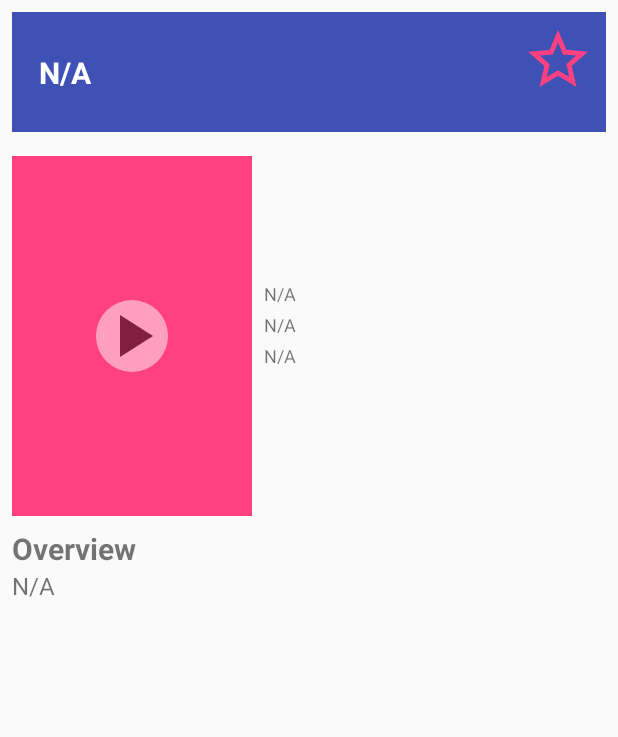
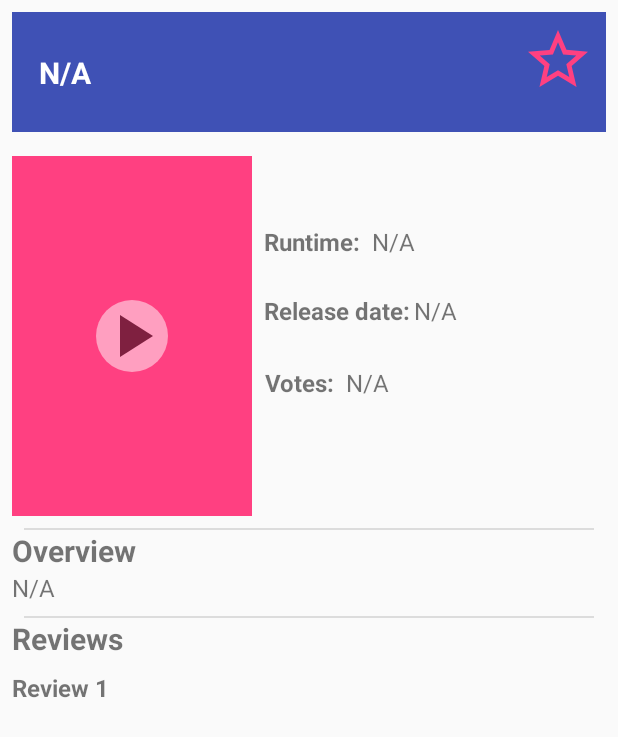
Before and after one commit to BIGxRED/PopularMovies_Stage2, an Android app: the layout activity_movie_details.xml on its own in the app's theme, with its tools: preview values and no code run, on a phone screen of 412 x 824 dp. Shown: the top 737 px of the screen. Run offline under Robolectric (Android 15) with nearby library versions, the phone set to English and light mode, and no system bars.

Commit message:
Trailers have been completely implemented; just started working on reviews

```diff
--- a/app/src/main/java/com/example/android/popularmovies_stage2/activities/MovieDetails.java
+++ b/app/src/main/java/com/example/android/popularmovies_stage2/activities/MovieDetails.java
@@ -60,6 +60,7 @@ public class MovieDetails extends AppCompatActivity implements LoaderManager.Loa
     CheckBox mFavorite;
     TextView mMovieRuntime;
     ImageView mPlayButton;
+    TextView mReview1;
 
     ArrayList<Movie> mMoviesList;   //Reference to movies list provided by MovieSelection
     ViewPager mViewPager;
@@ -73,7 +74,11 @@ public class MovieDetails extends AppCompatActivity implements LoaderManager.Loa
             MovieContract.MovieTable.COLUMN_VOTE_AVERAGE,
             MovieContract.MovieTable.COLUMN_POSTER_PATH,
             MovieContract.MovieTable.COLUMN_RUNTIME,
-            MovieContract.MovieTable.COLUMN_FAVORITE
+            MovieContract.MovieTable.COLUMN_FAVORITE,
+            MovieContract.MovieTable.COLUMN_FIRST_REVIEW_LINK,
+            MovieContract.MovieTable.COLUMN_FIRST_REVIEW_CONTENT,
+            MovieContract.MovieTable.COLUMN_SECOND_REVIEW_LINK,
+            MovieContract.MovieTable.COLUMN_SECOND_REVIEW_CONTENT
     };
 
     public static final int INDEX_TITLE = 0;
@@ -85,6 +90,10 @@ public class MovieDetails extends AppCompatActivity implements LoaderManager.Loa
     public static final int INDEX_POSTER_PATH = 6;
     public static final int INDEX_RUNTIME = 7;
     public static final int INDEX_FAVORITE = 8;
+    public static final int INDEX_FIRST_REVIEW_LINK = 9;
+    public static final int INDEX_FIRST_REVIEW_CONTENT = 10;
+    public static final int INDEX_SECOND_REVIEW_LINK = 11;
+    public static final int INDEX_SECOND_REVIEW_CONTENT = 12;
 
     private static final int DETAIL_LOADER_ID = 0;
 
@@ -107,6 +116,7 @@ public class MovieDetails extends AppCompatActivity implements LoaderManager.Loa
         mMovieVoteResults = (TextView) findViewById(R.id.tv_movie_vote_results);
         mFavorite = (CheckBox) findViewById(R.id.cb_favorite_star);
         mMovieRuntime = (TextView) findViewById(R.id.tv_movie_runtime);
+        mReview1 = (TextView) findViewById(R.id.tv_review_1);
         mPlayButton = (ImageView) findViewById(R.id.iv_play_button);
         mPlayButton.setOnClickListener(new View.OnClickListener() {
 
@@ -278,6 +288,12 @@ public class MovieDetails extends AppCompatActivity implements LoaderManager.Loa
         String posterPath = data.getString(INDEX_POSTER_PATH);
         boolean favorite = data.getInt(INDEX_FAVORITE) > 0;
         int runtime = data.getInt(INDEX_RUNTIME);
+        String firstReviewLink = data.getString(INDEX_FIRST_REVIEW_LINK);
+        String firstReviewContent = data.getString(INDEX_FIRST_REVIEW_CONTENT);
+
+        //TODO; Make sure to check if these are null at some point and hide the views if necessary
+        String secondReviewLink = data.getString(INDEX_SECOND_REVIEW_LINK);
+        String secondReviewContent = data.getString(INDEX_SECOND_REVIEW_CONTENT);
 
         Picasso.with(getApplicationContext())
                 .load("https://image.tmdb.org/t/p/w185/" + posterPath)
@@ -303,10 +319,11 @@ public class MovieDetails extends AppCompatActivity implements LoaderManager.Loa
             pe.printStackTrace();
             Log.e(TAG, "Location where the error occurred: " + pe.getErrorOffset());
         }
-        mMovieReleaseDate.setText("Release date: " + formattedDate);
+        mMovieReleaseDate.setText(formattedDate);
         mFavorite.setChecked(favorite);
 
-        mMovieRuntime.setText("Runtime: " + runtime + "m");
+        mMovieRuntime.setText(runtime + "m");
+        mReview1.setText(firstReviewContent);
     }
 
     @Override
--- a/app/src/main/java/com/example/android/popularmovies_stage2/fragments/MovieTrailersDialogFragment.java
+++ b/app/src/main/java/com/example/android/popularmovies_stage2/fragments/MovieTrailersDialogFragment.java
@@ -117,25 +117,20 @@ public class MovieTrailersDialogFragment extends DialogFragment implements Loade
 
         String firstTrailerTitle = data.getString(INDEX_FIRST_TRAILER_TITLE);
         String secondTrailerTitle = data.getString(INDEX_SECOND_TRAILER_TITLE);
+
         final String firstTrailerKey = data.getString(INDEX_FIRST_TRAILER_KEY);
+        final String secondTrailerKey = data.getString(INDEX_SECOND_TRAILER_KEY);
 
-        //TODO: If this value is null, make sure to disable the second trailer view
-        String secondTrailerKey = data.getString(INDEX_SECOND_TRAILER_KEY);
+        if (firstTrailerTitle == null && firstTrailerKey == null){
+            mTrailer1.setVisibility(View.GONE);
+        }
 
+        else{
             Picasso.with(getContext())
                     .load("https://img.youtube.com/vi/" + firstTrailerKey + "/default.jpg")
                     .into(mTrailer1Thumbnail);
 
-        Log.i(TAG, "First thumbnail URL: " + "https://img.youtube.com/vi/" + firstTrailerKey + "/default.jpg");
-
-        Picasso.with(getContext())
-                .load("https://img.youtube.com/vi/" + secondTrailerKey + "/default.jpg")
-                .into(mTrailer2Thumbnail);
-
-        Log.i(TAG, "Second thumbnail URL: " + "https://img.youtube.com/vi/" + secondTrailerKey + "/default.jpg");
-
             mTrailer1Title.setText(firstTrailerTitle);
-        mTrailer2Title.setText(secondTrailerTitle);
 
             mTrailer1.setOnClickListener(new View.OnClickListener(){
                 @Override
@@ -153,6 +148,34 @@ public class MovieTrailersDialogFragment extends DialogFragment implements Loade
             });
         }
 
+        if (secondTrailerTitle == null && secondTrailerKey == null){
+            mTrailer2.setVisibility(View.GONE);
+        }
+
+        else{
+            Picasso.with(getContext())
+                    .load("https://img.youtube.com/vi/" + secondTrailerKey + "/default.jpg")
+                    .into(mTrailer2Thumbnail);
+
+            mTrailer2Title.setText(secondTrailerTitle);
+
+            mTrailer2.setOnClickListener(new View.OnClickListener(){
+                @Override
+                public void onClick(View v) {
+                    Uri secondTrailerUri = Uri.parse("https://www.youtube.com/watch").buildUpon()
+                            .appendQueryParameter("v", secondTrailerKey)
+                            .build();
+                    Intent firstTrailerIntent = new Intent(Intent.ACTION_VIEW, secondTrailerUri);
+
+                    String chooserTitle = "Choose app to view trailer:";
+                    Intent chooser = Intent.createChooser(firstTrailerIntent,chooserTitle);
+                    startActivity(chooser);
+                }
+            });
+        }
+
+    }
+
     @Override
     public void onLoaderReset(Loader<Cursor> loader) {
         //Nothing to do here just yet
--- a/app/src/main/res/layout/activity_movie_details.xml
+++ b/app/src/main/res/layout/activity_movie_details.xml
@@ -25,6 +25,18 @@
             app:layout_constraintTop_toTopOf="parent"
             app:layout_constraintHorizontal_bias="1.0"
             app:layout_constraintVertical_bias="0.0"/>
+
+        <CheckBox
+            android:id="@+id/cb_favorite_star"
+            android:buttonTint="@color/colorAccent"
+            android:layout_width="wrap_content"
+            android:layout_height="wrap_content"
+            android:button="@drawable/statelist_favorite_button"
+            android:layout_marginRight="8dp"
+            app:layout_constraintRight_toRightOf="@+id/title_background"
+            app:layout_constraintTop_toTopOf="@+id/title_background"
+            android:layout_marginTop="8dp"
+            android:onClick="onFavoriteClicked"/>
 
         <!--Movie title-->
         <TextView
@@ -67,31 +79,19 @@
 
         </FrameLayout>
 
-        <!--Movie release date-->
+        <!--Runtime label-->
         <TextView
-            android:id="@+id/tv_movie_release_date"
-            android:text="N/A"
+            android:id="@+id/tv_movie_runtime_label"
+            android:text="Runtime:"
             style="@style/MovieStats"
+            android:textStyle="bold"
             android:layout_height="wrap_content"
             android:layout_width="0dp"
             android:layout_marginLeft="8dp"
-            app:layout_constraintBottom_toBottomOf="@+id/fl_movie_poster"
-            app:layout_constraintTop_toBottomOf="@+id/title_background"
-            app:layout_constraintLeft_toRightOf="@+id/fl_movie_poster"
-            android:layout_marginStart="8dp"/>
-
-        <!--Vote average and vote counts-->
-        <TextView
-            android:id="@+id/tv_movie_vote_results"
-            android:text="N/A"
-            style="@style/MovieStats"
-            android:layout_height="wrap_content"
-            android:layout_width="0dp"
-            android:layout_marginLeft="8dp"
-            android:layout_marginTop="4dp"
+            android:layout_marginBottom="24dp"
             tools:layout_constraintTop_creator="1"
             app:layout_constraintLeft_toRightOf="@+id/fl_movie_poster"
-            app:layout_constraintTop_toBottomOf="@+id/tv_movie_release_date"
+            app:layout_constraintBottom_toTopOf="@+id/tv_movie_release_date"
             android:layout_marginStart="8dp"/>
 
         <!--Movie runtime-->
@@ -102,22 +102,78 @@
             android:layout_height="wrap_content"
             android:layout_width="0dp"
             android:layout_marginLeft="8dp"
-            android:layout_marginBottom="4dp"
+            android:layout_marginStart="8dp"
+            tools:layout_constraintTop_creator="1"
+            app:layout_constraintLeft_toRightOf="@+id/tv_movie_runtime_label"
+            app:layout_constraintBottom_toBottomOf="@+id/tv_movie_runtime_label"/>
+
+        <!--Release date label-->
+        <TextView
+            android:id="@+id/tv_movie_release_date_label"
+            android:text="Release date:"
+            style="@style/MovieStats"
+            android:textStyle="bold"
+            android:layout_height="wrap_content"
+            android:layout_width="0dp"
+            android:layout_marginStart="8dp"
+            android:layout_marginLeft="8dp"
+            app:layout_constraintBaseline_toBaselineOf="@+id/tv_movie_release_date"
+            app:layout_constraintLeft_toRightOf="@+id/fl_movie_poster"/>
+
+        <!--Movie release date-->
+        <TextView
+            android:id="@+id/tv_movie_release_date"
+            android:text="N/A"
+            style="@style/MovieStats"
+            android:layout_height="40dp"
+            android:layout_width="120dp"
+            android:layout_marginStart="8dp"
+            android:layout_marginLeft="8dp"
+            app:layout_constraintBottom_toBottomOf="@+id/fl_movie_poster"
+            app:layout_constraintTop_toBottomOf="@+id/title_background"
+            app:layout_constraintRight_toRightOf="parent"
+            android:textAlignment="textStart"
+            android:gravity="start"/>
+
+        <!--Vote label-->
+        <TextView
+            android:id="@+id/tv_movie_vote_results_label"
+            android:text="Votes:"
+            style="@style/MovieStats"
+            android:textStyle="bold"
+            android:layout_height="wrap_content"
+            android:layout_width="0dp"
+            android:layout_marginLeft="8dp"
             tools:layout_constraintTop_creator="1"
             app:layout_constraintLeft_toRightOf="@+id/fl_movie_poster"
-            app:layout_constraintBottom_toTopOf="@+id/tv_movie_release_date"
-            android:layout_marginStart="8dp"/>
+            android:layout_marginStart="8dp"
+            android:layout_marginTop="8dp"
+            app:layout_constraintTop_toBottomOf="@+id/tv_movie_release_date"/>
+
+        <!--Vote average and vote counts-->
+        <TextView
+            android:id="@+id/tv_movie_vote_results"
+            style="@style/MovieStats"
+            android:layout_width="0dp"
+            android:layout_height="wrap_content"
+            android:layout_marginStart="8dp"
+            android:text="N/A"
+            tools:layout_constraintTop_creator="1"
+            app:layout_constraintLeft_toRightOf="@+id/tv_movie_vote_results_label"
+            android:layout_marginLeft="8dp"
+            app:layout_constraintBottom_toBottomOf="@+id/tv_movie_vote_results_label"
+            android:layout_marginTop="8dp"/>
 
         <!--Horizontal separator-->
         <View
             android:id="@+id/separator"
             style="@style/HorizontalDivider"
-            android:layout_height="0dp"
             android:layout_width="0dp"
+            android:layout_height="1dp"
             android:layout_marginTop="8dp"
-            app:layout_constraintTop_toBottomOf="@+id/fl_movie_poster"
             app:layout_constraintLeft_toLeftOf="parent"
-            app:layout_constraintRight_toRightOf="parent"/>
+            app:layout_constraintRight_toRightOf="parent"
+            app:layout_constraintTop_toBottomOf="@+id/fl_movie_poster"/>
 
         <!--Overview heading-->
         <TextView
@@ -142,19 +198,49 @@
             tools:layout_constraintLeft_creator="1"
             app:layout_constraintLeft_toLeftOf="@+id/tv_overview_heading"/>
 
+        <View
+            android:id="@+id/separator2"
+            style="@style/HorizontalDivider"
+            android:layout_width="0dp"
+            android:layout_height="1dp"
+            android:layout_marginTop="8dp"
+            app:layout_constraintLeft_toLeftOf="parent"
+            app:layout_constraintRight_toRightOf="parent"
+            app:layout_constraintTop_toBottomOf="@+id/tv_movie_overview"/>
 
-        <CheckBox
-            android:id="@+id/cb_favorite_star"
-            android:buttonTint="@color/colorAccent"
-            android:layout_width="wrap_content"
+        <!--Reviews label-->
+        <TextView
+            android:id="@+id/tv_reviews_heading"
+            android:layout_width="0dp"
             android:layout_height="wrap_content"
-            android:button="@drawable/statelist_favorite_button"
-            android:layout_marginRight="8dp"
-            app:layout_constraintRight_toRightOf="@+id/title_background"
-            app:layout_constraintTop_toTopOf="@+id/title_background"
+            android:text="Reviews"
+            style="@style/MovieHeader"
+            app:layout_constraintRight_toRightOf="parent"
+            app:layout_constraintLeft_toLeftOf="parent"
+            app:layout_constraintTop_toBottomOf="@+id/separator2"/>
+
+        <!--Review 1 heading-->
+        <TextView
+            android:id="@+id/tv_review1_heading"
+            android:layout_width="0dp"
+            android:layout_height="wrap_content"
+            android:text="Review 1"
+            style="@style/MovieStats"
+            android:textStyle="bold"
             android:layout_marginTop="8dp"
-            android:onClick="onFavoriteClicked"/>
+            app:layout_constraintLeft_toLeftOf="parent"
+            app:layout_constraintRight_toRightOf="parent"
+            app:layout_constraintTop_toBottomOf="@+id/tv_reviews_heading"
+            android:gravity="left"/>
 
+        <TextView
+            android:id="@+id/tv_review_1"
+            android:layout_width="0dp"
+            android:layout_height="80dp"
+            android:maxLines="4"
+            app:layout_constraintLeft_toLeftOf="parent"
+            app:layout_constraintRight_toRightOf="parent"
+            app:layout_constraintTop_toBottomOf="@+id/tv_review1_heading"/>
 
     </android.support.constraint.ConstraintLayout>
 </ScrollView>
--- a/app/src/main/res/values/styles.xml
+++ b/app/src/main/res/values/styles.xml
@@ -33,7 +33,7 @@
         <item name="android:layout_height">wrap_content</item>
         <item name="android:gravity">right</item>
         <item name="android:layout_marginRight">8dp</item>
-        <item name="android:textSize">12sp</item>
+        <item name="android:textSize">16sp</item>
         <item name="android:layout_alignParentRight">true</item>
     </style>
 
```
Lines whose indentation alone changed are shown as unchanged.
